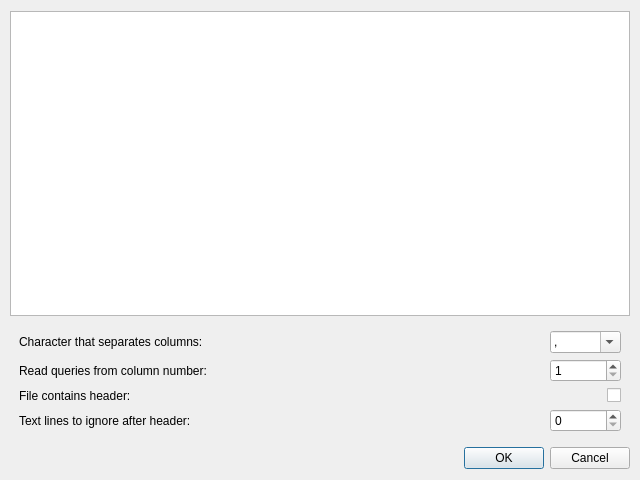
Old version of the form coquery/gui/csvOptions.ui in the repository gkunter/coquery.
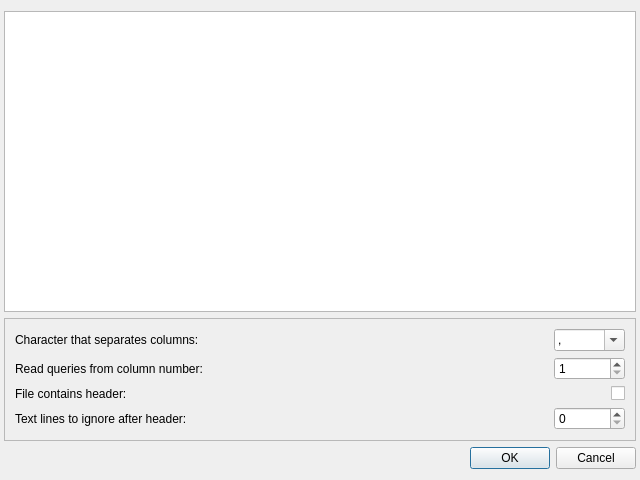
New version of the form.

Commit message: Tweak the appearance slightly

The edit to the form file:
```diff
--- a/coquery/gui/csvOptions.ui
+++ b/coquery/gui/csvOptions.ui
@@ -18,10 +18,10 @@
   </property>
   <layout class="QVBoxLayout" name="verticalLayout_2">
    <property name="leftMargin">
-    <number>10</number>
+    <number>4</number>
    </property>
    <property name="rightMargin">
-    <number>10</number>
+    <number>4</number>
    </property>
    <item>
     <widget class="QTableView" name="FilePreviewArea">
@@ -50,7 +50,16 @@
    </item>
    <item>
     <widget class="QFrame" name="OptionsBox">
+     <property name="frameShape">
+      <enum>QFrame::StyledPanel</enum>
+     </property>
+     <property name="frameShadow">
+      <enum>QFrame::Raised</enum>
+     </property>
      <layout class="QVBoxLayout" name="verticalLayout">
+      <property name="margin">
+       <number>10</number>
+      </property>
       <item>
        <layout class="QGridLayout" name="gridLayout">
         <item row="0" column="1">
```
The commit also changes 1 other file.
